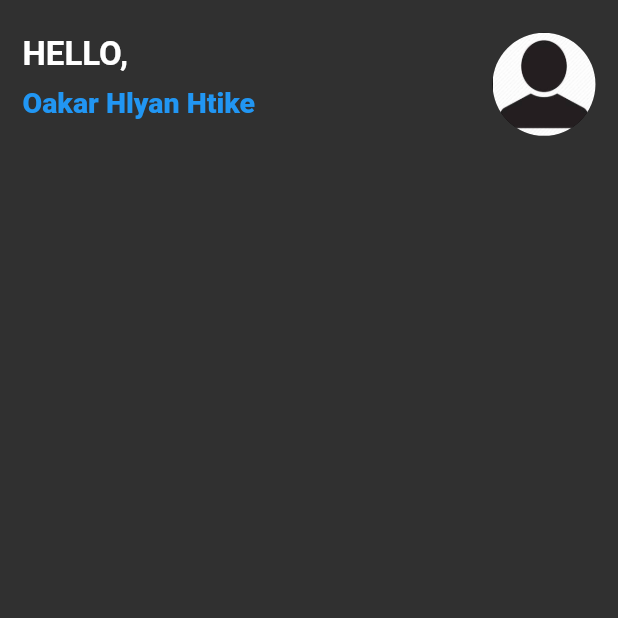
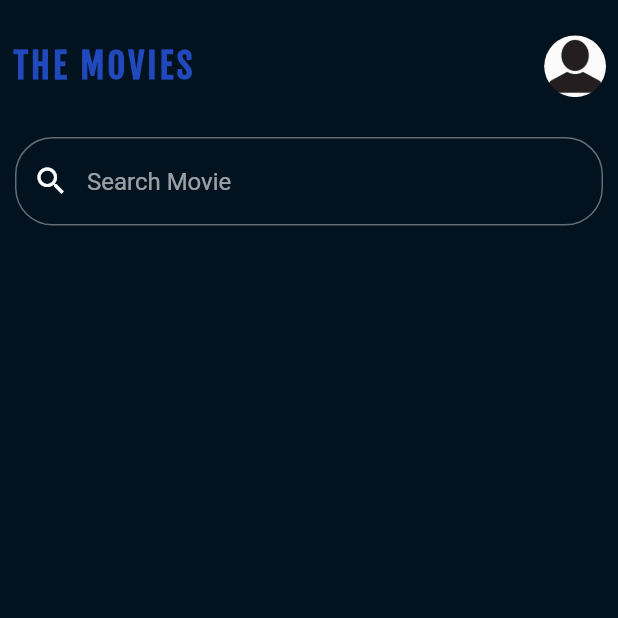
Before and after one commit to oakarhlyanhtike/movie_app_flutter, a Flutter app: the screen it shows after launch, on a phone screen of 412 x 824 dp, the top half of it. Run offline on Flutter 3.47's test engine with Material 2 defaults, Android fonts, the light colour scheme and no system bars; our stand-ins replace google_fonts; Roboto replaces fonts that are missing (Ubuntu).

Commit message:
searchbar add

```diff
--- /dev/null
+++ b/lib/componets/home_header.dart
@@ -0,0 +1,37 @@
+import 'package:flutter/material.dart';
+
+import '../constant/constant.dart';
+class HomeHeader extends StatelessWidget {
+  const HomeHeader({
+    Key? key,
+    required this.size,
+  }) : super(key: key);
+
+  final Size size;
+
+  @override
+  Widget build(BuildContext context) {
+    return Container(
+      padding: const EdgeInsets.symmetric(vertical: 3, horizontal: 8),
+      child: SizedBox(
+        height: size.height / 10,
+        width: size.width,
+        child: Row(
+          mainAxisAlignment: MainAxisAlignment.spaceBetween,
+          children: [
+            Text(
+              'The Movies'.toUpperCase(),
+              style: headerTextStyle
+            ),
+            Container(
+              child: CircleAvatar(
+                radius: MediaQuery.of(context).size.height / 40,
+                backgroundImage: AssetImage('assets/profile.jpeg'),
+              ),
+            )
+          ],
+        ),
+      ),
+    );
+  }
+}
--- /dev/null
+++ b/lib/componets/home_search_bar.dart
@@ -0,0 +1,39 @@
+import 'package:flutter/material.dart';
+import 'package:google_fonts/google_fonts.dart';
+
+import '../pages/search_page.dart';
+
+class home_search_bar extends StatelessWidget {
+  const home_search_bar({
+    Key? key,
+    required this.size,
+  }) : super(key: key);
+
+  final Size size;
+
+  @override
+  Widget build(BuildContext context) {
+    return Padding(
+      padding: const EdgeInsets.symmetric(horizontal: 10, vertical: 3),
+      child: SizedBox(
+        width: size.width,
+        child: TextField(
+          onTap: () {
+            Navigator.push(context, MaterialPageRoute(builder: (context) {
+              return SearchPage();
+            }));
+          },
+          decoration: InputDecoration(
+              prefixIcon: Icon(
+                Icons.search,
+                color: Colors.white,
+              ),
+              hintText: 'Search Movie',
+              border:
+                  OutlineInputBorder(borderRadius: BorderRadius.circular(25.0)),
+              hintStyle: GoogleFonts.ubuntu()),
+        ),
+      ),
+    );
+  }
+}
--- /dev/null
+++ b/lib/constant/constant.dart
@@ -0,0 +1,10 @@
+import 'package:flutter/material.dart';
+
+const headerTextStyle = TextStyle(
+  fontSize: 23,
+  fontWeight: FontWeight.bold,
+  color: Color.fromARGB(255, 31, 73, 188),
+  letterSpacing: 2,
+  fontFamily: 'FjallaOne',
+
+);
--- a/lib/main.dart
+++ b/lib/main.dart
@@ -13,13 +13,13 @@ class MyApp extends StatelessWidget {
   Widget build(BuildContext context) {
     return MaterialApp(
       title: 'Movie Application',
-      theme: ThemeData.dark().copyWith(
-        primaryColor: Colors.blue
+      theme: ThemeData(
+        brightness: Brightness.dark,
+        primaryColor: Colors.blue,
+        scaffoldBackgroundColor: Color.fromARGB(255, 2, 18, 31)
+
 
       ),
-
-
-
       home: HomePage(),
       debugShowCheckedModeBanner: false,
     );
--- a/lib/pages/home_page.dart
+++ b/lib/pages/home_page.dart
@@ -1,58 +1,28 @@
 import 'package:flutter/material.dart';
-import 'package:flutter/src/foundation/key.dart';
-import 'package:flutter/src/widgets/framework.dart';
+import '../componets/home_header.dart';
+import '../componets/home_search_bar.dart';
 
-class HomePage extends StatelessWidget {
+class HomePage extends StatefulWidget {
   const HomePage({Key? key}) : super(key: key);
 
   @override
+  State<HomePage> createState() => _HomePageState();
+}
+
+class _HomePageState extends State<HomePage> {
+  @override
   Widget build(BuildContext context) {
+    final Size size = MediaQuery.of(context).size;
     return SafeArea(
       child: Scaffold(
         body: SingleChildScrollView(
             child: Column(
+          crossAxisAlignment: CrossAxisAlignment.start,
           children: [
-            Container(
-              padding: const EdgeInsets.all(15),
-              child: Container(
-                height: MediaQuery.of(context).size.height / 10,
-                width: MediaQuery.of(context).size.width,
-                child: Row(
-                  mainAxisAlignment: MainAxisAlignment.spaceBetween,
-                  children: [
-                    Column(
-                      crossAxisAlignment: CrossAxisAlignment.start,
-                      children: [
-                         SizedBox(
-                          height: 8.0,
-                        ),
-                        Text(
-                          'HELLO,',
-                          style: const TextStyle(
-                              fontSize: 22, fontWeight: FontWeight.bold),
-                        ),
-                        SizedBox(
-                          height: 8.0,
-                        ),
-                        Text(
-                          'Oakar Hlyan Htike',
-                          style: TextStyle(
-                              fontSize: 19,
-                              color: Colors.blue,
-                              fontWeight: FontWeight.w800),
-                        ),
-                      ],
-                    ),
-                    Container(
-                      child: CircleAvatar(
-                        radius: MediaQuery.of(context).size.height / 24,
-                        backgroundImage: AssetImage('assets/profile.jpeg'),
-                      ),
-                    )
-                  ],
-                ),
-              ),
-            )
+            //header
+            HomeHeader(size: size),
+            //search
+            home_search_bar(size: size)
           ],
         )),
       ),
--- /dev/null
+++ b/lib/pages/search_page.dart
@@ -0,0 +1,17 @@
+import 'package:flutter/material.dart';
+
+class SearchPage extends StatefulWidget {
+  const SearchPage({Key? key}) : super(key: key);
+
+  @override
+  State<SearchPage> createState() => _SearchPageState();
+}
+
+class _SearchPageState extends State<SearchPage> {
+  @override
+  Widget build(BuildContext context) {
+    return Scaffold(
+      body: Center(child: Text('Search Page')),
+    );
+  }
+}
```
Also changed, not shown: pubspec.yaml (+5 -4 lines), fonts/FjallaOne-Regular.ttf (added), pubspec.lock, 2 other files.
